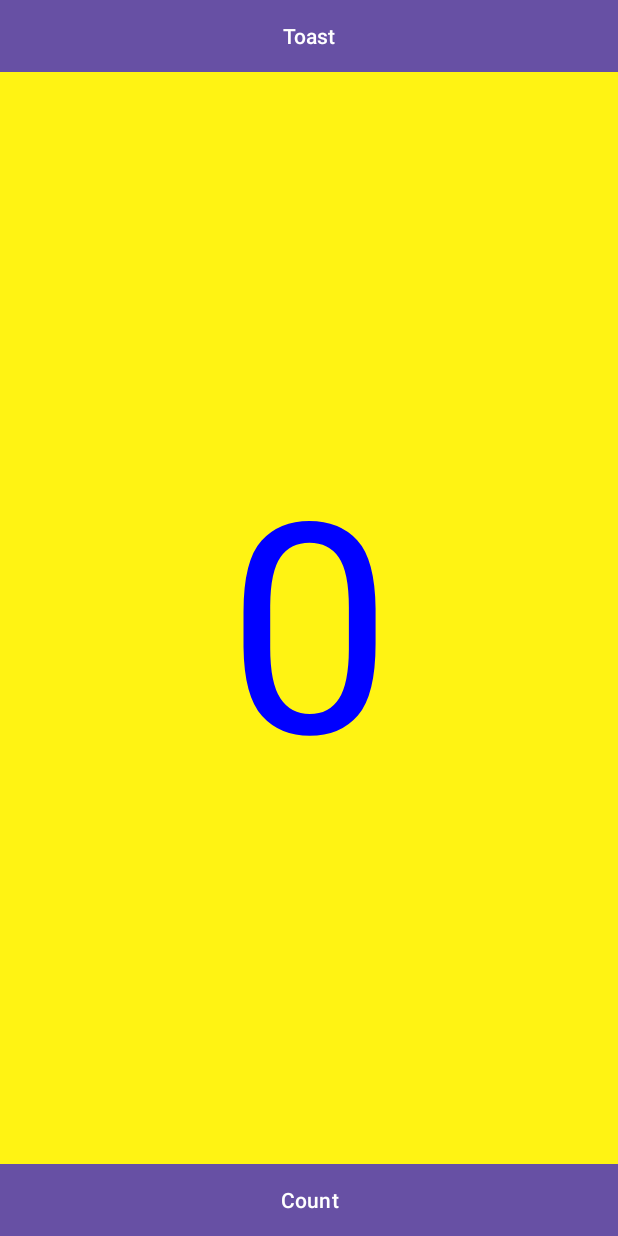
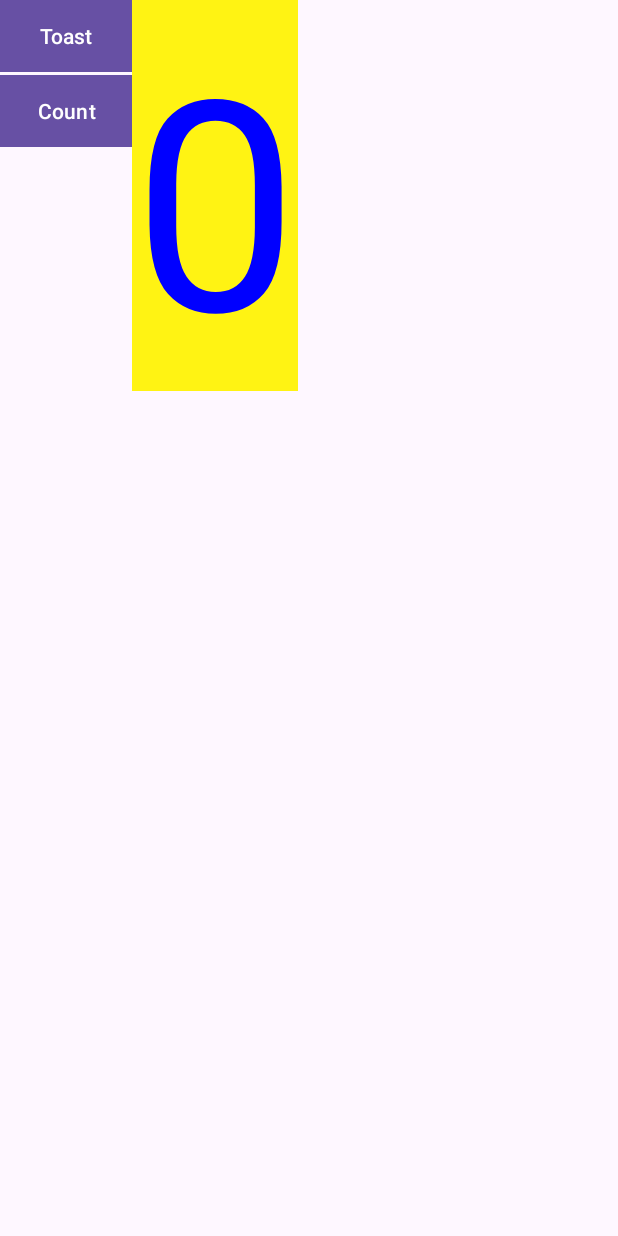
Before and after one commit to DavidGeorgievPetrunov/TASK_12B_David_Petrunov, an Android app: the screen it shows after launch (MainActivity), on a phone screen of 412 x 824 dp. Run offline under Robolectric (Android 15) with nearby library versions, the phone set to English and light mode, and no system bars.

Commit message:
RelativeLayout

```diff
--- a/app/src/main/res/layout/activity_main.xml
+++ b/app/src/main/res/layout/activity_main.xml
@@ -1,6 +1,5 @@
 <?xml version="1.0" encoding="utf-8"?>
-<LinearLayout xmlns:android="http://schemas.android.com/apk/res/android"
-    xmlns:app="http://schemas.android.com/apk/res-auto"
+<RelativeLayout xmlns:android="http://schemas.android.com/apk/res/android"
     xmlns:tools="http://schemas.android.com/tools"
     android:id="@+id/constraintLayout"
     android:layout_width="match_parent"
@@ -8,18 +7,12 @@
     android:orientation="vertical"
     tools:context=".MainActivity">
 
-    <Button
-        android:id="@+id/button_toast"
-        android:layout_width="match_parent"
+        <TextView
+        android:id="@+id/show_count"
+        android:layout_width="wrap_content"
         android:layout_height="wrap_content"
-        android:background="@color/black"
-        android:text="Toast" />
-
-    <TextView
-        android:id="@+id/show_count"
-        android:layout_width="match_parent"
-        android:layout_height="0dp"
-        android:layout_weight="1"
+        android:layout_toRightOf="@+id/button_toast"
+        android:layout_toEndOf="@+id/button_toast"
         android:background="#FFF313"
         android:gravity="center"
         android:text="0"
@@ -27,10 +20,21 @@
         android:textSize="196sp" />
 
     <Button
+        android:id="@+id/button_toast"
+        android:layout_width="wrap_content"
+        android:layout_height="wrap_content"
+        android:background="@color/black"
+        android:text="Toast" />
+
+    <Button
         android:id="@+id/button_count"
-        android:layout_width="match_parent"
+        android:layout_width="wrap_content"
         android:layout_height="wrap_content"
+        android:layout_alignParentTop="true"
+        android:layout_gravity="center_horizontal"
+        android:layout_marginTop="50dp"
         android:background="#230C0C"
+        android:layout_below="@+id/button_toast"
         android:text="Count" />
 
-</LinearLayout>
+</RelativeLayout>
```
